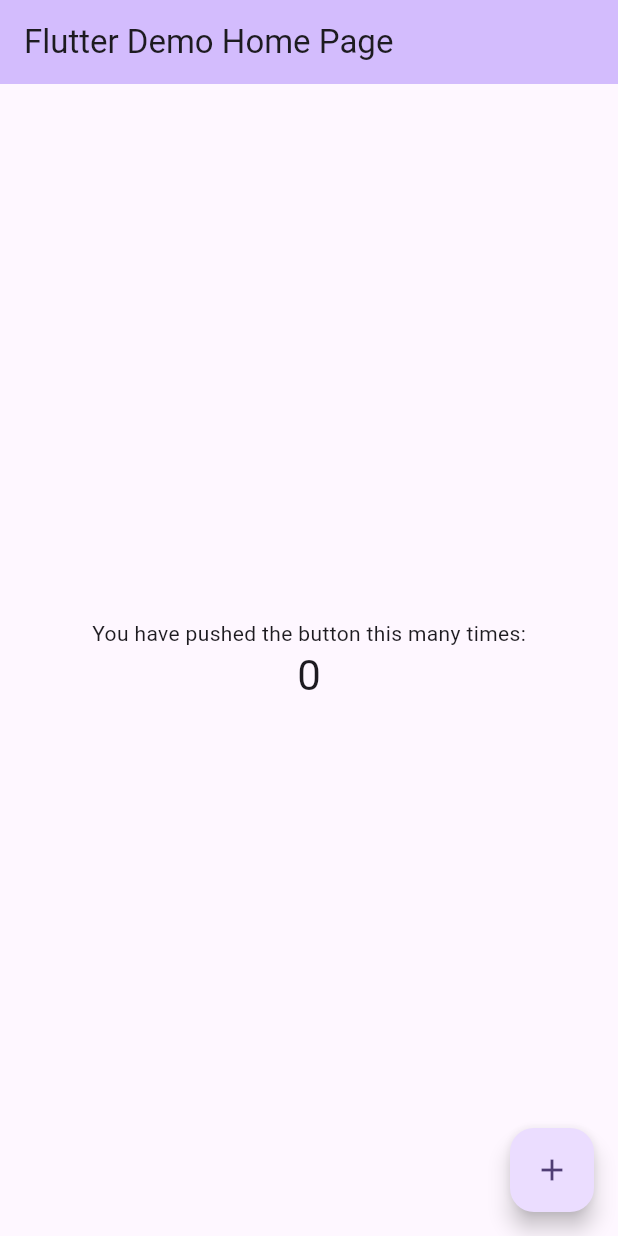
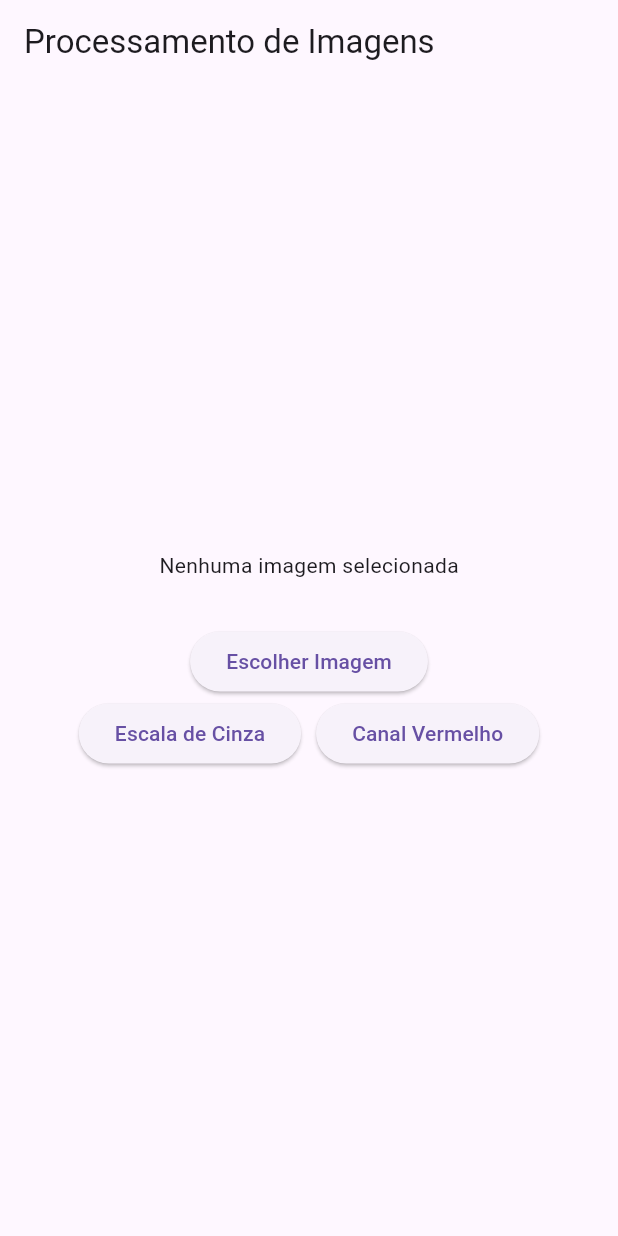
Before and after one commit to KUMAKO55229/ImageProcessingApp, a Flutter app: the screen it shows after launch, on a phone screen of 412 x 824 dp. Run offline on Flutter 3.47's test engine with Material 3 defaults, Android fonts, the phone set to English and light mode, and no system bars; our stand-ins replace image_picker.

Commit message:
Basic filter and image processing implementation

```diff
--- a/image_processing_app/lib/main.dart
+++ b/image_processing_app/lib/main.dart
@@ -1,125 +1,116 @@
+import 'dart:async';
+import 'dart:io';
+import 'dart:isolate';
+import 'dart:typed_data';
 import 'package:flutter/material.dart';
+import 'package:image_picker/image_picker.dart';
+import 'package:image/image.dart' as img;
 
 void main() {
-  runApp(const MyApp());
+  runApp(ImageProcessingApp());
 }
 
-class MyApp extends StatelessWidget {
-  const MyApp({super.key});
-
-  // This widget is the root of your application.
+class ImageProcessingApp extends StatelessWidget {
   @override
   Widget build(BuildContext context) {
     return MaterialApp(
-      title: 'Flutter Demo',
-      theme: ThemeData(
-        // This is the theme of your application.
-        //
-        // TRY THIS: Try running your application with "flutter run". You'll see
-        // the application has a purple toolbar. Then, without quitting the app,
-        // try changing the seedColor in the colorScheme below to Colors.green
-        // and then invoke "hot reload" (save your changes or press the "hot
-        // reload" button in a Flutter-supported IDE, or press "r" if you used
-        // the command line to start the app).
-        //
-        // Notice that the counter didn't reset back to zero; the application
-        // state is not lost during the reload. To reset the state, use hot
-        // restart instead.
-        //
-        // This works for code too, not just values: Most code changes can be
-        // tested with just a hot reload.
-        colorScheme: ColorScheme.fromSeed(seedColor: Colors.deepPurple),
-        useMaterial3: true,
-      ),
-      home: const MyHomePage(title: 'Flutter Demo Home Page'),
+      debugShowCheckedModeBanner: false,
+      home: ImageProcessorScreen(),
     );
   }
 }
 
-class MyHomePage extends StatefulWidget {
-  const MyHomePage({super.key, required this.title});
-
-  // This widget is the home page of your application. It is stateful, meaning
-  // that it has a State object (defined below) that contains fields that affect
-  // how it looks.
-
-  // This class is the configuration for the state. It holds the values (in this
-  // case the title) provided by the parent (in this case the App widget) and
-  // used by the build method of the State. Fields in a Widget subclass are
-  // always marked "final".
-
-  final String title;
-
+class ImageProcessorScreen extends StatefulWidget {
   @override
-  State<MyHomePage> createState() => _MyHomePageState();
+  _ImageProcessorScreenState createState() => _ImageProcessorScreenState();
 }
 
-class _MyHomePageState extends State<MyHomePage> {
-  int _counter = 0;
+class _ImageProcessorScreenState extends State<ImageProcessorScreen> {
+  File? _image;
+  img.Image? _filteredImage;
 
-  void _incrementCounter() {
+  Future<void> _pickImage() async {
+    final pickedFile =
+        await ImagePicker().pickImage(source: ImageSource.gallery);
+    if (pickedFile != null) {
+      setState(() {
+        _image = File(pickedFile.path);
+      });
+    }
+  }
+
+  Future<void> _applyFilter(String filter) async {
+    if (_image == null) return;
+
+    final bytes = await _image!.readAsBytes();
+    final img.Image image = img.decodeImage(Uint8List.fromList(bytes))!;
+
+    final ReceivePort receivePort = ReceivePort();
+    await Isolate.spawn(_processImage, [image, filter, receivePort.sendPort]);
+
+    final processedImage = await receivePort.first as img.Image;
     setState(() {
-      // This call to setState tells the Flutter framework that something has
-      // changed in this State, which causes it to rerun the build method below
-      // so that the display can reflect the updated values. If we changed
-      // _counter without calling setState(), then the build method would not be
-      // called again, and so nothing would appear to happen.
-      _counter++;
+      _filteredImage = processedImage;
     });
+  }
+
+  static void _processImage(List<dynamic> args) {
+    final img.Image image = args[0];
+    final String filter = args[1];
+    final SendPort sendPort = args[2];
+
+    img.Image processedImage;
+    if (filter == 'grayscale') {
+      processedImage = img.grayscale(image);
+    } else if (filter == 'red_channel') {
+      processedImage =
+          img.copyResize(image, width: image.width, height: image.height);
+      for (int y = 0; y < processedImage.height; y++) {
+        for (int x = 0; x < processedImage.width; x++) {
+          final pixel = image.getPixel(x, y);
+          final r = img.getLuminanceRgb(
+              pixel.r.round(), pixel.g.round(), pixel.b.round());
+          processedImage.setPixel(x, y, img.ColorInt8(r.toInt()));
+        }
+      }
+    } else {
+      processedImage = image;
+    }
+
+    sendPort.send(processedImage);
   }
 
   @override
   Widget build(BuildContext context) {
-    // This method is rerun every time setState is called, for instance as done
-    // by the _incrementCounter method above.
-    //
-    // The Flutter framework has been optimized to make rerunning build methods
-    // fast, so that you can just rebuild anything that needs updating rather
-    // than having to individually change instances of widgets.
     return Scaffold(
-      appBar: AppBar(
-        // TRY THIS: Try changing the color here to a specific color (to
-        // Colors.amber, perhaps?) and trigger a hot reload to see the AppBar
-        // change color while the other colors stay the same.
-        backgroundColor: Theme.of(context).colorScheme.inversePrimary,
-        // Here we take the value from the MyHomePage object that was created by
-        // the App.build method, and use it to set our appbar title.
-        title: Text(widget.title),
+      appBar: AppBar(title: Text('Processamento de Imagens')),
+      body: Column(
+        mainAxisAlignment: MainAxisAlignment.center,
+        children: [
+          _image == null
+              ? Text('Nenhuma imagem selecionada')
+              : Image.file(_image!, height: 200),
+          SizedBox(height: 10),
+          _filteredImage == null
+              ? Container()
+              : Image.memory(Uint8List.fromList(img.encodePng(_filteredImage!)),
+                  height: 200),
+          SizedBox(height: 20),
+          ElevatedButton(onPressed: _pickImage, child: Text('Escolher Imagem')),
+          Row(
+            mainAxisAlignment: MainAxisAlignment.center,
+            children: [
+              ElevatedButton(
+                  onPressed: () => _applyFilter('grayscale'),
+                  child: Text('Escala de Cinza')),
+              SizedBox(width: 10),
+              ElevatedButton(
+                  onPressed: () => _applyFilter('red_channel'),
+                  child: Text('Canal Vermelho')),
+            ],
+          )
+        ],
       ),
-      body: Center(
-        // Center is a layout widget. It takes a single child and positions it
-        // in the middle of the parent.
-        child: Column(
-          // Column is also a layout widget. It takes a list of children and
-          // arranges them vertically. By default, it sizes itself to fit its
-          // children horizontally, and tries to be as tall as its parent.
-          //
-          // Column has various properties to control how it sizes itself and
-          // how it positions its children. Here we use mainAxisAlignment to
-          // center the children vertically; the main axis here is the vertical
-          // axis because Columns are vertical (the cross axis would be
-          // horizontal).
-          //
-          // TRY THIS: Invoke "debug painting" (choose the "Toggle Debug Paint"
-          // action in the IDE, or press "p" in the console), to see the
-          // wireframe for each widget.
-          mainAxisAlignment: MainAxisAlignment.center,
-          children: <Widget>[
-            const Text(
-              'You have pushed the button this many times:',
-            ),
-            Text(
-              '$_counter',
-              style: Theme.of(context).textTheme.headlineMedium,
-            ),
-          ],
-        ),
-      ),
-      floatingActionButton: FloatingActionButton(
-        onPressed: _incrementCounter,
-        tooltip: 'Increment',
-        child: const Icon(Icons.add),
-      ), // This trailing comma makes auto-formatting nicer for build methods.
     );
   }
 }
--- a/image_processing_app/pubspec.yaml
+++ b/image_processing_app/pubspec.yaml
@@ -30,7 +30,8 @@ environment:
 dependencies:
   flutter:
     sdk: flutter
-
+  image_picker: ^1.1.2
+  image: ^4.5.2
   # The following adds the Cupertino Icons font to your application.
   # Use with the CupertinoIcons class for iOS style icons.
   cupertino_icons: ^1.0.8
```
Also changed, not shown: image_processing_app/pubspec.lock, 5 other files.
